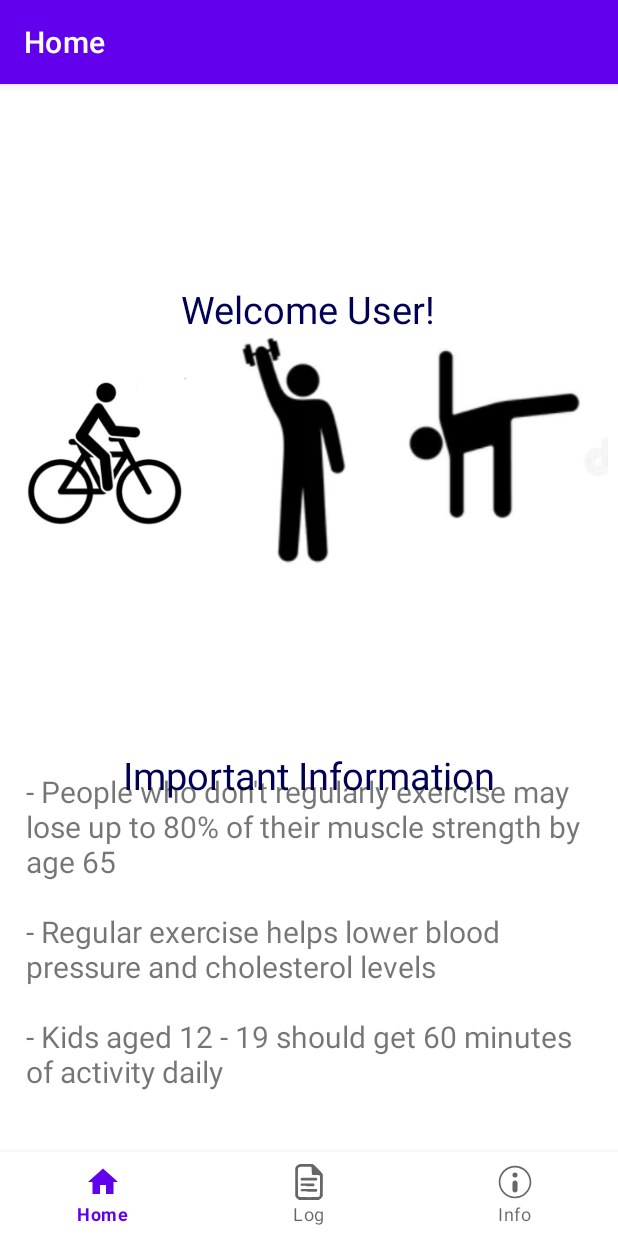
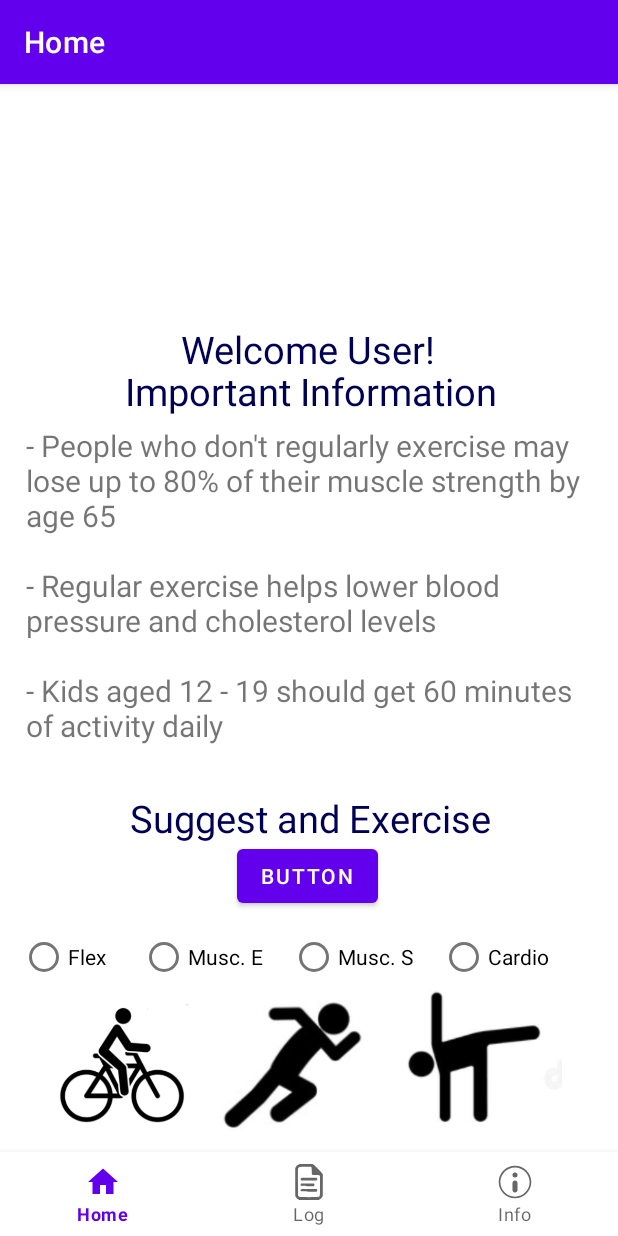
Before and after one commit to glstrachan/health-app, an Android app: the screen it shows after launch (MainActivity), on a phone screen of 412 x 824 dp. Run offline under Robolectric (Android 15) with nearby library versions, the phone set to English and light mode, and no system bars; our stand-ins replace navigation-ui.

Commit message:
Merge branch 'main' of https://github.com/glstrachan/health-app
# Conflicts:
#	project/app/src/main/java/com/healthapp/MainActivity.java

Signed-off-by: MirandaNM <mir.mayor@gmail.com>

```diff
--- a/project/app/src/main/java/com/healthapp/MainActivity.java
+++ b/project/app/src/main/java/com/healthapp/MainActivity.java
@@ -18,7 +18,11 @@ import androidx.navigation.ui.NavigationUI;
 import com.google.android.material.bottomnavigation.BottomNavigationView;
 import com.healthapp.databinding.ActivityMainBinding;
 
+import java.util.Random;
+
 public class MainActivity extends AppCompatActivity {
+
+    int num = 0;
 
     @Override
     protected void onCreate(Bundle savedInstanceState) {
@@ -76,4 +80,39 @@ public class MainActivity extends AppCompatActivity {
 
         Toast.makeText(this, "Log Added", Toast.LENGTH_SHORT).show();
     }
+
+    public void changeOnClick(View v){
+        TextView text = findViewById(R.id.activity);
+        Button butt = findViewById(R.id.button);
+
+        RadioGroup rad = findViewById(R.id.type);
+        int radioButtonID = rad.getCheckedRadioButtonId();
+
+        String[][] words = {{"Running","Cycling","Swimming","Walking"},
+                            {"Stretching","Dancing","Gymnastics","Yoga"},
+                            {"Weight Lifting","Gardening","Rock Climbing","Resistance Training"},
+                            {"Planking","Squats","Push Ups","Sit Ups"}};
+
+        Random r = new Random();
+        int i = r.nextInt(words.length);
+
+        if(radioButtonID == -1){
+            num = r.nextInt(words[0].length);
+        }else
+        if(radioButtonID == R.id.Cardio){
+            num = 0;
+        }else
+        if(radioButtonID == R.id.Flex){
+            num = 1;
+        }else
+        if(radioButtonID == R.id.MS){
+            num = 2;
+        }else
+        if(radioButtonID == R.id.ME){
+            num = 3;
+        }
+
+        text.setText(words[num][i]);
+
+    }
 }
--- a/project/app/src/main/res/layout/fragment_home.xml
+++ b/project/app/src/main/res/layout/fragment_home.xml
@@ -6,41 +6,21 @@
     android:layout_height="match_parent"
     tools:context=".ui.Home.HomeFragment">
 
-    <ImageView
-        android:id="@+id/imageView"
-        android:layout_width="136dp"
-        android:layout_height="121dp"
-        android:src="@drawable/bike"
+
+    <TextView
+        android:id="@+id/activity"
+        android:layout_width="411dp"
+        android:layout_height="35dp"
+        android:gravity="center"
+        android:text="@string/select_an_exercise"
+        android:textColor="#F005"
+        android:textSize="25sp"
         app:layout_constraintBottom_toBottomOf="parent"
         app:layout_constraintEnd_toEndOf="parent"
         app:layout_constraintHorizontal_bias="0.0"
         app:layout_constraintStart_toStartOf="parent"
         app:layout_constraintTop_toTopOf="parent"
-        app:layout_constraintVertical_bias="0.201" />
-
-    <ImageView
-        android:id="@+id/imageView2"
-        android:layout_width="160dp"
-        android:layout_height="142dp"
-        android:src="@drawable/yoga"
-        app:layout_constraintBottom_toBottomOf="parent"
-        app:layout_constraintEnd_toEndOf="parent"
-        app:layout_constraintHorizontal_bias="1.0"
-        app:layout_constraintStart_toStartOf="parent"
-        app:layout_constraintTop_toTopOf="parent"
-        app:layout_constraintVertical_bias="0.186" />
-
-    <ImageView
-        android:id="@+id/imageView4"
-        android:layout_width="116dp"
-        android:layout_height="175dp"
-        android:src="@drawable/weight"
-        app:layout_constraintBottom_toBottomOf="parent"
-        app:layout_constraintEnd_toEndOf="parent"
-        app:layout_constraintHorizontal_bias="0.461"
-        app:layout_constraintStart_toStartOf="parent"
-        app:layout_constraintTop_toTopOf="parent"
-        app:layout_constraintVertical_bias="0.176" />
+        app:layout_constraintVertical_bias="0.659" />
 
     <TextView
         android:id="@+id/textView"
@@ -52,10 +32,10 @@
         android:textSize="25sp"
         app:layout_constraintBottom_toBottomOf="parent"
         app:layout_constraintEnd_toEndOf="parent"
-        app:layout_constraintHorizontal_bias="1.0"
+        app:layout_constraintHorizontal_bias="0.0"
         app:layout_constraintStart_toStartOf="parent"
         app:layout_constraintTop_toTopOf="parent"
-        app:layout_constraintVertical_bias="0.612"/>
+        app:layout_constraintVertical_bias="0.185" />
 
     <ScrollView
         android:id="@+id/scrollView3"
@@ -68,7 +48,7 @@
         app:layout_constraintHorizontal_bias="0.0"
         app:layout_constraintStart_toStartOf="parent"
         app:layout_constraintTop_toTopOf="parent"
-        app:layout_constraintVertical_bias="1.0">
+        app:layout_constraintVertical_bias="0.37">
 
 
         <TextView
@@ -95,16 +75,111 @@ muscular strength, and cardiovascular endurance all on a weekly basis
         android:id="@+id/textView5"
         android:layout_width="238dp"
         android:layout_height="30dp"
+        android:gravity="center"
         android:text="Welcome User!"
         android:textColor="#F005"
         android:textSize="25sp"
-        android:gravity="center"
         app:layout_constraintBottom_toBottomOf="@+id/scrollView3"
         app:layout_constraintEnd_toEndOf="parent"
         app:layout_constraintHorizontal_bias="0.497"
         app:layout_constraintStart_toStartOf="parent"
         app:layout_constraintTop_toTopOf="parent"
-        app:layout_constraintVertical_bias="0.093" />
+        app:layout_constraintVertical_bias="0.222" />
+
+    <RadioGroup
+        android:id="@+id/type"
+        android:layout_width="wrap_content"
+        android:layout_height="wrap_content"
+        android:orientation="horizontal"
+        app:layout_constraintBottom_toBottomOf="parent"
+        app:layout_constraintEnd_toEndOf="parent"
+        app:layout_constraintHorizontal_bias="0.4"
+        app:layout_constraintStart_toStartOf="parent"
+        app:layout_constraintTop_toTopOf="parent"
+        app:layout_constraintVertical_bias="0.82">
+
+        <RadioButton
+            android:id="@+id/Flex"
+            android:layout_width="80dp"
+            android:layout_height="wrap_content"
+            android:text="Flex"
+            tools:layout_editor_absoluteX="134dp"
+            tools:layout_editor_absoluteY="411dp" />
+
+        <RadioButton
+            android:id="@+id/MS"
+            android:layout_width="100dp"
+            android:layout_height="wrap_content"
+            android:text="Musc. E"
+            tools:layout_editor_absoluteX="60dp"
+            tools:layout_editor_absoluteY="411dp" />
+
+        <RadioButton
+            android:id="@+id/ME"
+            android:layout_width="100dp"
+            android:layout_height="wrap_content"
+            android:text="Musc. S"
+            tools:layout_editor_absoluteX="231dp"
+            tools:layout_editor_absoluteY="411dp" />
+
+        <RadioButton
+            android:id="@+id/Cardio"
+            android:layout_width="100dp"
+            android:layout_height="wrap_content"
+            android:text="Cardio"
+            tools:layout_editor_absoluteX="231dp"
+            tools:layout_editor_absoluteY="411dp" />
+
+    </RadioGroup>
+
+    <Button
+        android:id="@+id/button"
+        android:layout_width="wrap_content"
+        android:layout_height="wrap_content"
+        android:onClick="changeOnClick"
+        android:text="Button"
+        app:layout_constraintBottom_toBottomOf="parent"
+        app:layout_constraintEnd_toEndOf="parent"
+        app:layout_constraintHorizontal_bias="0.478"
+        app:layout_constraintStart_toStartOf="@+id/type"
+        app:layout_constraintTop_toTopOf="@+id/scrollView3"
+        app:layout_constraintVertical_bias="0.646" />
+
+    <ImageView
+        android:id="@+id/imageView"
+        android:layout_width="159dp"
+        android:layout_height="98dp"
+        android:src="@drawable/bike"
+        app:layout_constraintBottom_toBottomOf="parent"
+        app:layout_constraintEnd_toEndOf="parent"
+        app:layout_constraintHorizontal_bias="0.0"
+        app:layout_constraintStart_toStartOf="parent"
+        app:layout_constraintTop_toTopOf="parent"
+        app:layout_constraintVertical_bias="0.974" />
+
+    <ImageView
+        android:id="@+id/imageView2"
+        android:layout_width="109dp"
+        android:layout_height="95dp"
+        android:src="@drawable/medium"
+        app:layout_constraintBottom_toBottomOf="parent"
+        app:layout_constraintEnd_toEndOf="parent"
+        app:layout_constraintHorizontal_bias="0.473"
+        app:layout_constraintStart_toStartOf="parent"
+        app:layout_constraintTop_toTopOf="parent"
+        app:layout_constraintVertical_bias="0.974" />
+
+    <ImageView
+        android:id="@+id/imageView3"
+        android:layout_width="131dp"
+        android:layout_height="110dp"
+        android:src="@drawable/yoga"
+        app:layout_constraintBottom_toBottomOf="parent"
+        app:layout_constraintEnd_toEndOf="parent"
+        app:layout_constraintHorizontal_bias="0.9"
+        app:layout_constraintStart_toStartOf="parent"
+        app:layout_constraintTop_toTopOf="parent"
+        app:layout_constraintVertical_bias="0.993" />
 
 
 </androidx.constraintlayout.widget.ConstraintLayout>
--- a/project/app/src/main/res/values/strings.xml
+++ b/project/app/src/main/res/values/strings.xml
@@ -6,4 +6,5 @@
     <string name="physical_activity">Physical Activity</string>
     <string name="about_the_app">About the App</string>
     <string name="important_information">Important Information</string>
+    <string name="select_an_exercise">Suggest and Exercise</string>
 </resources>
```
